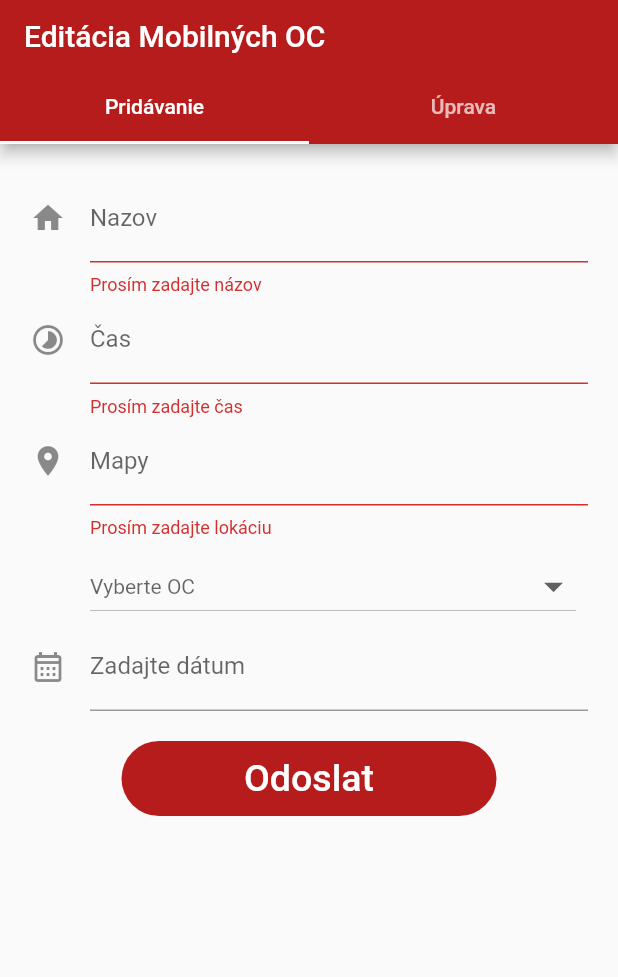
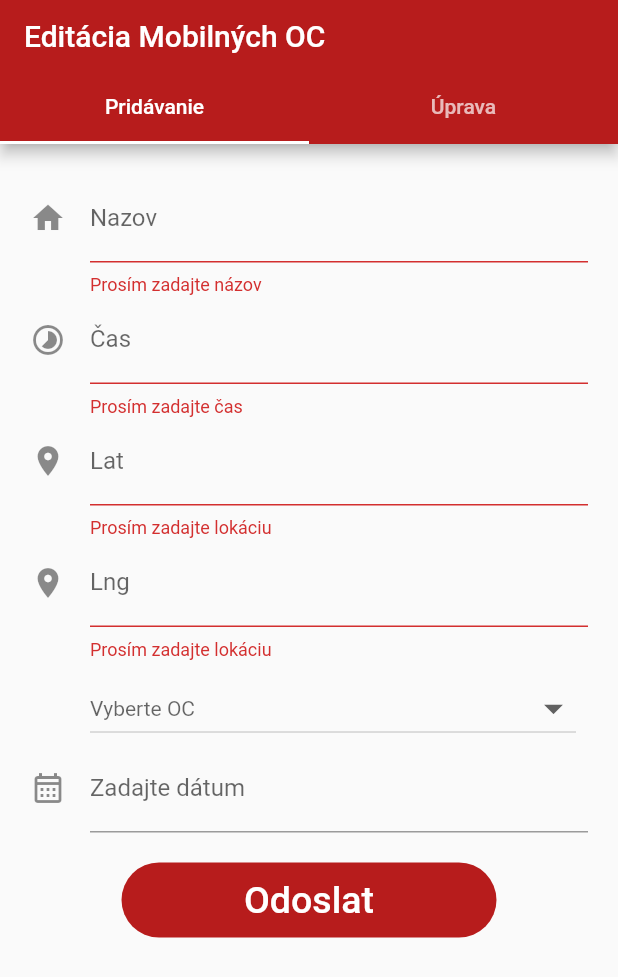
Before and after one commit to MatejTomko/RPJ, a Flutter app: the upravaMobilnaOCPage screen opened directly, after a tap on "Odoslat", on a phone screen of 412 x 824 dp. Shown: the top 977 px of the screen. Run offline on Flutter 3.47's test engine with Material 2 defaults, Android fonts, the phone set to English and light mode, and no system bars; our stand-ins replace cloud_firestore, firebase_core, flutter_map, latlong2, percent_indicator and 1 more; missing offline and left inert: dart:ffi, syncfusion_flutter_barcodes; accounts and stored records are empty.

Commit message:
Upravene drobnosti ohladne mapy

```diff
--- a/lib/Admin/AdminOC/rezervaciaCardDetails.dart
+++ b/lib/Admin/AdminOC/rezervaciaCardDetails.dart
@@ -31,7 +31,7 @@ class rezervaciaCardDetails extends StatelessWidget {
             Row(
               children: [
                 Text(
-                  "Robi sa: ",
+                  "Robi sa: Tu dame ze ozancit ako vybaveny",
                   style: TextStyle(
                     fontSize: 18,
                     color: Colors.black,
--- a/lib/Admin/AdminVseobecny/editaciaMobilnaOC.dart
+++ b/lib/Admin/AdminVseobecny/editaciaMobilnaOC.dart
@@ -39,11 +39,14 @@ class editaciaMobilnaOCState extends State<editaciaMobilnaOC>{
   String _cas="";
   String _datum=DateTime.now().toString().split(" ")[0];
   String _oc="";
-  String _mapy="";
+  String _lat="";
+  String _lng="";
+
   var _controllermiesto=TextEditingController();
   var _controllercas=TextEditingController();
   var _controllerdatum=TextEditingController();
-  var _controllermapy=TextEditingController();
+  var _controllerlat=TextEditingController();
+  var _controllerlng=TextEditingController();
   var _controlleroc=TextEditingController();
 
 
@@ -56,7 +59,8 @@ class editaciaMobilnaOCState extends State<editaciaMobilnaOC>{
       _miesto=_mobilnaOC.miesto;
       _cas=_mobilnaOC.cas;
       _oc=_mobilnaOC.oc;
-      _mapy=_mobilnaOC.mapy;
+      _lat=_mobilnaOC.mapy.split(" ")[0];
+      _lng=_mobilnaOC.mapy.split(" ")[1];
       _datum=_mobilnaOC.datum;
       lennazaciatku=0;
     }
@@ -64,7 +68,8 @@ class editaciaMobilnaOCState extends State<editaciaMobilnaOC>{
 
     _controllercas.text=_cas;
     _controlleroc.text=_oc;
-    _controllermapy.text=_mapy;
+    _controllerlat.text=_lat;
+    _controllerlng.text=_lng;
     _controllermiesto.text=_miesto;
 
     CollectionReference mobilneocDb=FirebaseFirestore.instance.collection('MobilneOC');
@@ -123,15 +128,33 @@ class editaciaMobilnaOCState extends State<editaciaMobilnaOC>{
                   },
                 ),
                 TextFormField(
-                  controller: _controllermapy,
+                  controller: _controllerlat,
                   decoration: const InputDecoration(
                     icon: const Icon(Icons.place),
-                    hintText: 'Miesto na mapach',
-                    labelText: 'Mapy',
+                    hintText: 'Miesto na mapach Lat',
+                    labelText: 'Lat',
                   ),
                   onChanged: ((value) {
-                    _mapy=value;
-                    _controllermapy.text=_mapy;
+                    _lat=value;
+                    _controllerlat.text=_lat;
+                  }),
+                  validator: (value) {
+                    if (value!.isEmpty) {
+                      return 'Prosím zadajte lokáciu';
+                    }
+                    return null;
+                  },
+                ),
+                TextFormField(
+                  controller: _controllerlng,
+                  decoration: const InputDecoration(
+                    icon: const Icon(Icons.place),
+                    hintText: 'Miesto na mapach Lng',
+                    labelText: 'Lng',
+                  ),
+                  onChanged: ((value) {
+                    _lng=value;
+                    _controllerlng.text=_lng;
                   }),
                   validator: (value) {
                     if (value!.isEmpty) {
@@ -218,13 +241,13 @@ class editaciaMobilnaOCState extends State<editaciaMobilnaOC>{
                        var db=FirebaseFirestore.instance.collection("MobilneOC").doc(_userMobilnaOcId).update({
                          "cas":_controllercas.text,
                          "datum":_controllerdatum.text,
-                         "mapy":_controllermapy.text,
+                         "mapy":_controllerlat.text+" "+_controllerlng.text,
                          "miesto":_controllermiesto.text,
                          "oc":_controlleroc.text,
                        });
                         _mobilnaOC.miesto=_controllermiesto.text;
                         _mobilnaOC.datum=_controllerdatum.text;
-                        _mobilnaOC.mapy=_controllermapy.text;
+                        _mobilnaOC.mapy=_controllerlat.text+" "+_controllerlng.text;
                         _mobilnaOC.oc=_controlleroc.text;
                         _mobilnaOC.cas=_controllercas.text;
                         //_controllerdatum.clear();
--- a/lib/Admin/AdminVseobecny/upravaMobilnaOCPage.dart
+++ b/lib/Admin/AdminVseobecny/upravaMobilnaOCPage.dart
@@ -38,13 +38,16 @@ class _upravaMobilnaOCPageState extends State<upravaMobilnaOCPage> with SingleTi
   var _controllermiesto=TextEditingController();
   var _controllercas=TextEditingController();
   var _controllerdatum=TextEditingController();
-  var _controllermapy=TextEditingController();
+  var _controllerlat=TextEditingController();
+  var _controllerlng=TextEditingController();
   var _controlleroc=TextEditingController();
   String _miesto="";
   String _cas="";
   String _datum=DateTime.now().toString().split(" ")[0];
   String _oc="";
-  String _mapy="";
+  String _lat="";
+  String _lng="";
+
 
   late TabController tabController;
   List userKamenneOCList= [];
@@ -177,15 +180,33 @@ class _upravaMobilnaOCPageState extends State<upravaMobilnaOCPage> with SingleTi
                           },
                         ),
                         TextFormField(
-                          controller: _controllermapy,
+                          controller: _controllerlat,
                           decoration: const InputDecoration(
                             icon: const Icon(Icons.place),
-                            hintText: 'Miesto na mapach',
-                            labelText: 'Mapy',
+                            hintText: 'Miesto na mapach Lat',
+                            labelText: 'Lat',
                           ),
                           onChanged: ((value) {
-                            _mapy=value;
-                            _controllermapy.text=_mapy;
+                            _lat=value;
+                            _controllerlat.text=_lat;
+                          }),
+                          validator: (value) {
+                            if (value!.isEmpty) {
+                              return 'Prosím zadajte lokáciu';
+                            }
+                            return null;
+                          },
+                        ),
+                        TextFormField(
+                          controller: _controllerlng,
+                          decoration: const InputDecoration(
+                            icon: const Icon(Icons.place),
+                            hintText: 'Miesto na mapach Lng',
+                            labelText: 'Lng',
+                          ),
+                          onChanged: ((value) {
+                            _lng=value;
+                            _controllerlng.text=_lng;
                           }),
                           validator: (value) {
                             if (value!.isEmpty) {
@@ -273,14 +294,15 @@ class _upravaMobilnaOCPageState extends State<upravaMobilnaOCPage> with SingleTi
                                 var db=FirebaseFirestore.instance.collection("MobilneOC").add({
                                   "cas":_controllercas.text,
                                   "datum":_controllerdatum.text,
-                                  "mapy":_controllermapy.text,
+                                  "mapy":_controllerlat.text+" "+_controllerlng.text,
                                   "miesto":_controllermiesto.text,
                                   "oc":_controlleroc.text,
                                 });
 
                                 _controllerdatum.clear();
                                 _controllercas.clear();
-                                _controllermapy.clear();
+                                _controllerlat.clear();
+                                _controllerlng.clear();
                                 _controllermiesto.clear();
 
 
--- a/lib/Navstevnik/Odberove centra/kamennaOCDetails.dart
+++ b/lib/Navstevnik/Odberove centra/kamennaOCDetails.dart
@@ -11,9 +11,14 @@ class kamennaOCDetails extends StatelessWidget{
   final kamennaOC _koc;
 
   kamennaOCDetails(this._koc);
+  double lat=0;
+  double lng=0;
 
   @override
   Widget build(BuildContext context) {
+    String latlng=_koc.mapy;
+    lat=double.parse(latlng.split(" ")[0]);
+    lng=double.parse(latlng.split(" ")[1]);
     return Scaffold(
       appBar: AppBar(
         title: Text(_koc.meno),
@@ -167,10 +172,11 @@ class kamennaOCDetails extends StatelessWidget{
               ),
             ),
           ),
+
           body:
             FlutterMap(
               options: MapOptions(
-                center: LatLng(48.996630, 21.254610),
+                center: LatLng(lat, lng),
                 zoom: 15,
               ),
               nonRotatedChildren: [
@@ -186,7 +192,7 @@ class kamennaOCDetails extends StatelessWidget{
                 ),
                 MarkerLayer(
                   markers: [
-                    Marker(point: LatLng(48.996630, 21.254610), builder: (context) => FlutterLogo() )//TODO daco lepsie nech ukazuje
+                    Marker(point: LatLng(lat, lng), builder: (context) => FlutterLogo() )//TODO daco lepsie nech ukazuje
                   ],
                 ),
               ],
--- a/lib/Navstevnik/Odberove centra/mobilnaOCDetails.dart
+++ b/lib/Navstevnik/Odberove centra/mobilnaOCDetails.dart
@@ -12,6 +12,8 @@ class mobilnaOCDetails extends StatelessWidget{
   final mobilnaOC _moc;
 
   mobilnaOCDetails(this._moc);
+  double lat=0;
+  double lng=0;
 
 
   @override
@@ -19,6 +21,10 @@ class mobilnaOCDetails extends StatelessWidget{
     String datePomocny=_moc.datum;
     String stringPomocny=datePomocny.toString();
     var datumbezcasu=stringPomocny.split(" ");
+
+    String latlng=_moc.mapy;
+    lat=double.parse(latlng.split(" ")[0]);
+    lng=double.parse(latlng.split(" ")[1]);
 
     return Scaffold(
       appBar: AppBar(
@@ -115,7 +121,7 @@ class mobilnaOCDetails extends StatelessWidget{
         ),
         body: FlutterMap(
           options: MapOptions(
-            center: LatLng(48.996630, 21.254610),
+            center: LatLng(lat, lng),
             zoom: 15,
           ),
           nonRotatedChildren: [
@@ -131,7 +137,7 @@ class mobilnaOCDetails extends StatelessWidget{
             ),
             MarkerLayer(
               markers: [
-                Marker(point: LatLng(48.996630, 21.254610), builder: (context) => FlutterLogo() )//TODO daco lepsie nech ukazuje
+                Marker(point: LatLng(lat, lng), builder: (context) => FlutterLogo() )//TODO daco lepsie nech ukazuje
               ],
             ),
           ],
```
Also changed, not shown: lib/Darca/Profil/profilePage.dart (+9 -1 lines).
